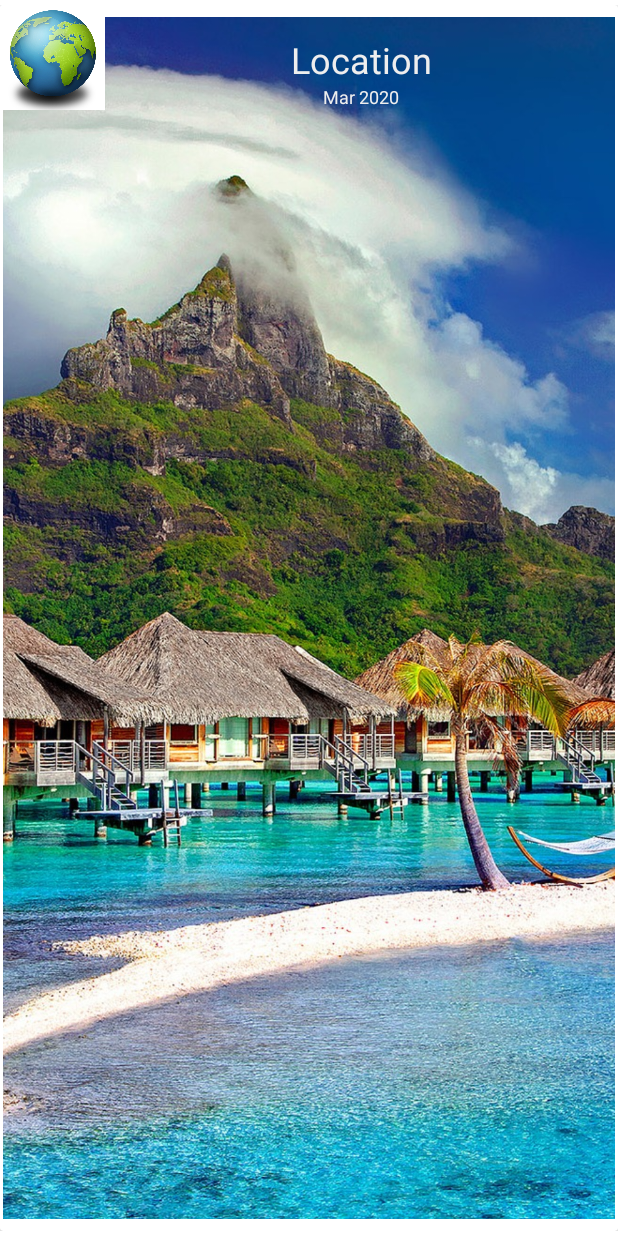
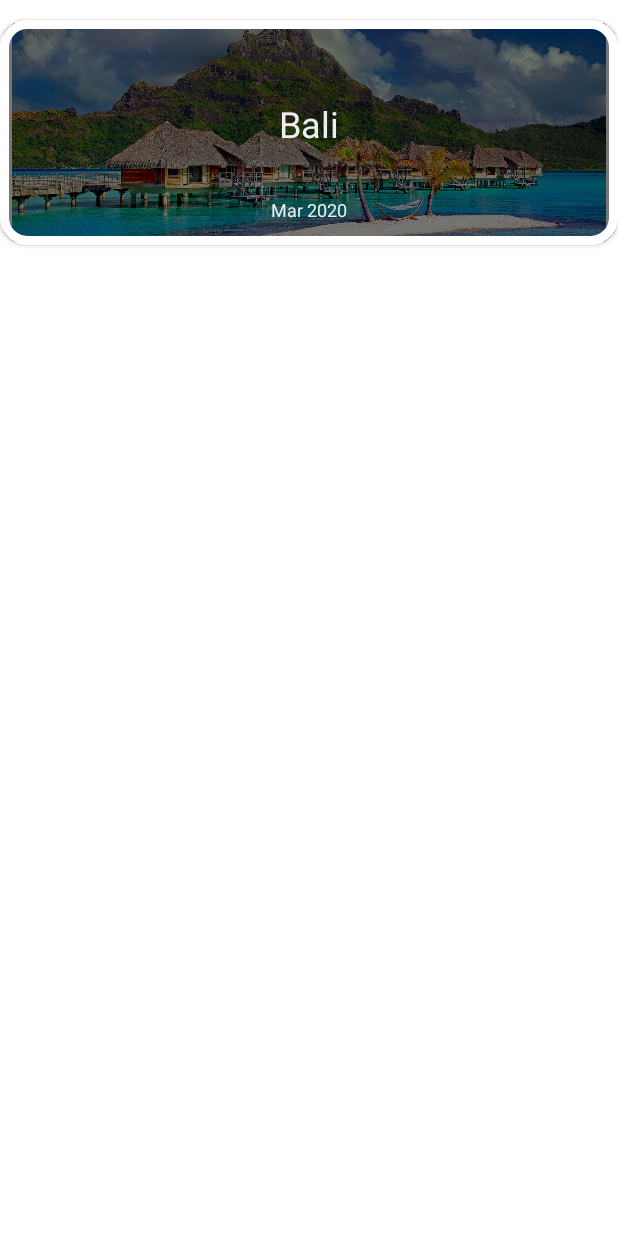
Before and after one commit to labs14-travel-website/android, an Android app: the layout itinerary_list_content_vertical.xml on its own in the app's theme, with its tools: preview values and no code run, on a phone screen of 412 x 824 dp. Run offline under Robolectric (Android 15) with nearby library versions, the phone set to English and light mode, and no system bars.

Commit message:
error fixed on layouts

```diff
--- a/app/src/main/java/app/labs14/roamly/adapters/AttractionListAdapter.kt
+++ b/app/src/main/java/app/labs14/roamly/adapters/AttractionListAdapter.kt
@@ -150,6 +150,7 @@ class AttractionListAdapter(private val mAttributes: TimelineAttributes) : andro
     }
 
     fun setOnItemClickListener(listener: OnItemClickListener) {
+
         this.listener = listener
     }
 
--- a/app/src/main/java/app/labs14/roamly/adapters/ItineraryListAdapter.kt
+++ b/app/src/main/java/app/labs14/roamly/adapters/ItineraryListAdapter.kt
@@ -40,7 +40,7 @@ class ItineraryListAdapter(private val mAttributes: TimelineAttributes) : androi
         itemView = if (mAttributes.orientation == Orientation.HORIZONTAL) {
             layoutInflater.inflate(R.layout.itinerary_list_content_vertical, parent, false)
         } else {
-            layoutInflater.inflate(R.layout.itinerary_list_content_horizontal, parent, false)
+            layoutInflater.inflate(R.layout.itinerary_list_content_vertical, parent, false)
         }
         return ItineraryHolder(itemView)
     }
--- a/app/src/main/java/app/labs14/roamly/views/ItineraryListActivity.kt
+++ b/app/src/main/java/app/labs14/roamly/views/ItineraryListActivity.kt
@@ -59,8 +59,8 @@ class ItineraryListActivity : AppCompatActivity() {
             override fun onItemClick(itinerary: Itinerary) {
 
                 var intent = Intent(baseContext, AttractionListActivity::class.java)
-                intent.putExtra("id",itinerary.itinerary_id)
-                intent.putExtra("title", itinerary.destinationName)
+       //         intent.putExtra("id",itinerary.itinerary_id)
+       //         intent.putExtra("title", itinerary.destinationName)
 
                 startActivity(intent)
             }
--- a/app/src/main/res/layout/activity_attraction_list.xml
+++ b/app/src/main/res/layout/activity_attraction_list.xml
@@ -48,7 +48,7 @@
         android:background="@color/colorWhite"
         android:padding="@dimen/padding"
         android:clipToPadding="false"
-        tools:listitem="@layout/attraction_list_content"
+        tools:listitem="@layout/attraction_list_content_vertical"
         app:layout_behavior="@string/appbar_scrolling_view_behavior">
 
     </androidx.recyclerview.widget.RecyclerView>
--- a/app/src/main/res/layout/itinerary_list_content_vertical.xml
+++ b/app/src/main/res/layout/itinerary_list_content_vertical.xml
@@ -1,54 +1,53 @@
 <?xml version="1.0" encoding="utf-8"?>
+<LinearLayout
+    xmlns:android = "http://schemas.android.com/apk/res/android"
+    xmlns:app = "http://schemas.android.com/apk/res-auto"
+    android:layout_width = "match_parent"
+    android:layout_height = "wrap_content"
+    android:layout_marginTop = "3dp"
+    android:layout_marginBottom = "3dp"
+    android:orientation = "vertical">
+    <androidx.cardview.widget.CardView
+        android:id="@+id/card_container"
+        app:cardCornerRadius="18dp"
+        android:layout_marginBottom="10dp"
+        android:layout_marginTop="10dp"
+        android:background="@drawable/stockitinimages1"
+        android:layout_width = "match_parent"
+        android:layout_height = "150dp">
 
-<LinearLayout
+        <FrameLayout
+            android:layout_width="match_parent"
+            android:layout_height="match_parent">
 
-    xmlns:android = "http://schemas.android.com/apk/res/android"
-
-    xmlns:app = "http://schemas.android.com/apk/res-auto"
-
-    android:layout_width = "match_parent"
-
-    android:layout_height = "wrap_content"
-
-    android:layout_marginTop = "3dp"
-
-    android:layout_marginBottom = "3dp"
-
-    android:orientation = "vertical">
-
-    <androidx.cardview.widget.CardView
-
-        android:layout_width = "match_parent"
-
-        android:layout_height = "wrap_content">
             <ImageView
                 android:id="@+id/iv_itinerary_background"
                 android:layout_width="match_parent"
                 android:scaleType="centerCrop"
-            android:layout_height="wrap_content"
+                android:layout_height="match_parent"
                 android:layout_margin="2dp"
                 android:padding="6dp"
                 android:src="@drawable/stockitinimages3"/>
 
-        <LinearLayout
-
-            android:layout_width = "match_parent"
-
-            android:layout_height = "wrap_content"
-
-            android:orientation = "horizontal">
+            <ImageView
+                android:layout_width="match_parent"
+                android:scaleType="centerCrop"
+                android:layout_height="match_parent"
+                android:layout_margin="2dp"
+                android:background="#88000000"
+                android:padding="6dp" />
 
             <ImageView
-                android:id = "@+id/imageView"
-                android:layout_width = "wrap_content"
-                android:layout_height = "wrap_content"
-                android:adjustViewBounds = "true"
-                android:maxHeight = "70dp"
-                app:srcCompat = "@drawable/globe" />
+                android:src="@drawable/frame"
+                android:scaleType="centerCrop"
+                android:layout_width="match_parent"
+                android:layout_height="match_parent" />
+
             <LinearLayout
                 android:layout_width = "match_parent"
-                android:layout_height = "wrap_content"
-                android:orientation = "vertical">
+                android:layout_height = "match_parent"
+                android:orientation="vertical">
+
                 <TextView
                     android:id = "@+id/tv_destination_name"
                     android:layout_width = "match_parent"
@@ -57,7 +56,7 @@
                     android:gravity="center_horizontal|center_vertical"
                     android:layout_gravity="center_horizontal|center_vertical"
                     android:textSize="24dp"
-                    android:text="Location"
+                    android:text="Bali"
                     android:layout_height = "match_parent"
                     android:layout_weight="1"
                     android:textAppearance = "?attr/textAppearanceListItem" />
@@ -72,11 +71,10 @@
                     android:layout_height = "wrap_content"
                     android:textAppearance = "?attr/textAppearanceListItem" />
 
-
             </LinearLayout>
 
+
+
+        </FrameLayout>
+    </androidx.cardview.widget.CardView>
 </LinearLayout>
-
-    </androidx.cardview.widget.CardView>
-
-</LinearLayout>
```
Also changed, not shown: app/src/main/java/app/labs14/roamly/views/LoginGoogleActivity.kt (+3 -5 lines), app/src/main/res/layout/attraction_list_content_vertical.xml (+65 -12 lines). Lines whose indentation alone changed are shown as unchanged.
